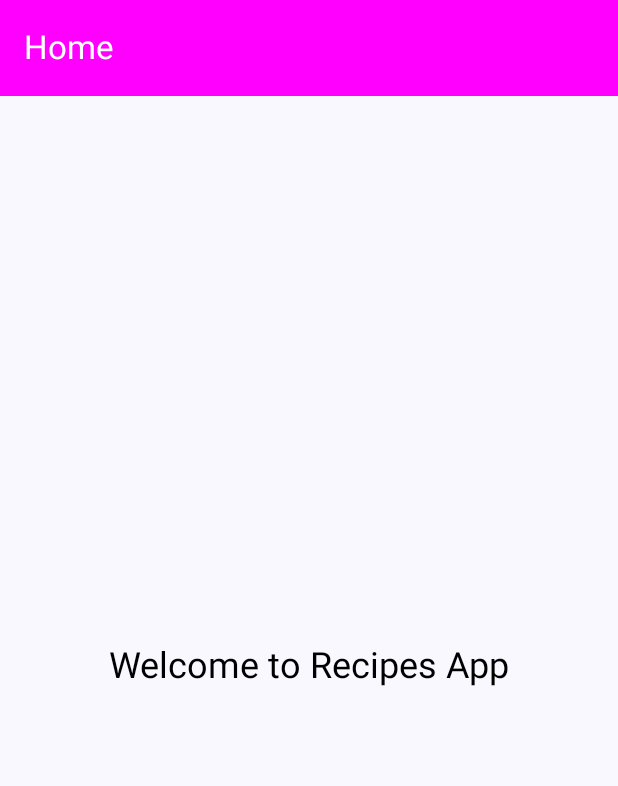
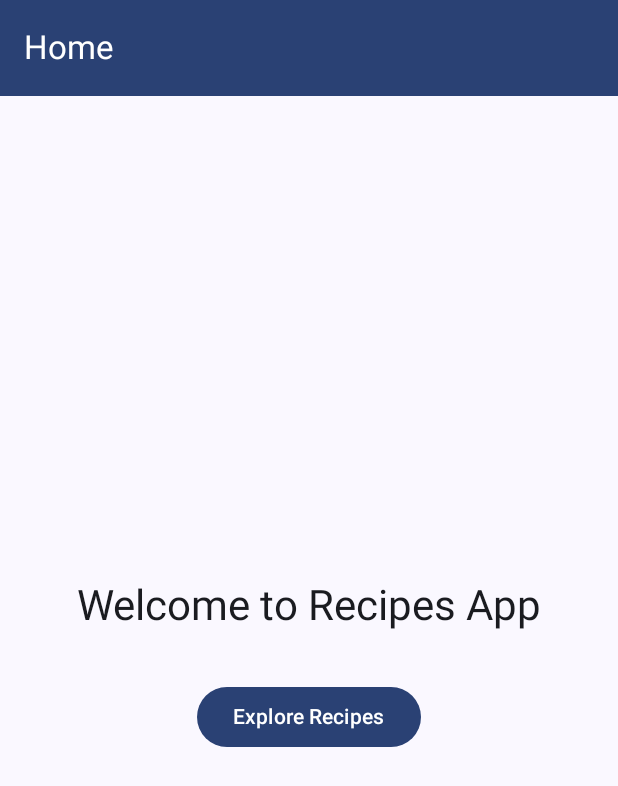
Before and after one commit to gustavoromerocl/RecipesApp, an Android app built with Jetpack Compose: the HomeView screen opened through its navigation route, on a phone screen of 412 x 824 dp. Shown: the top 786 px of the screen. Run offline under Robolectric (Android 15) with nearby library versions, the phone set to English and light mode, and no system bars.

Commit message:
refactor: home view styles has been refactored

```diff
--- a/app/src/main/java/com/example/recipesapp/views/HomeView.kt
+++ b/app/src/main/java/com/example/recipesapp/views/HomeView.kt
@@ -4,7 +4,10 @@ import androidx.compose.foundation.layout.Arrangement
 import androidx.compose.foundation.layout.Column
 import androidx.compose.foundation.layout.fillMaxSize
 import androidx.compose.foundation.layout.padding
+import androidx.compose.material3.Button
+import androidx.compose.material3.ButtonDefaults
 import androidx.compose.material3.ExperimentalMaterial3Api
+import androidx.compose.material3.MaterialTheme
 import androidx.compose.material3.Scaffold
 import androidx.compose.material3.Text
 import androidx.compose.material3.TopAppBar
@@ -13,7 +16,6 @@ import androidx.compose.runtime.Composable
 import androidx.compose.ui.Alignment
 import androidx.compose.ui.Modifier
 import androidx.compose.ui.graphics.Color
-import androidx.compose.ui.tooling.preview.Preview
 import androidx.compose.ui.unit.dp
 import androidx.compose.ui.unit.sp
 import androidx.navigation.NavController
@@ -26,7 +28,7 @@ fun HomeView(navController: NavController) {
             TopAppBar(
                 title = { Text("Home") },
                 colors = topAppBarColors(
-                    containerColor = Color.Magenta,
+                    containerColor = MaterialTheme.colorScheme.primary,
                     titleContentColor = Color.White
                 )
             )
@@ -42,11 +44,25 @@ fun HomeView(navController: NavController) {
             ) {
                 Text(
                     text = "Welcome to Recipes App",
-                    style = androidx.compose.material3.MaterialTheme.typography.headlineMedium.copy(
-                        fontSize = 24.sp
+                    style = MaterialTheme.typography.headlineMedium.copy(
+                        fontSize = 28.sp,
+                        color = MaterialTheme.colorScheme.onBackground
                     ),
-                    color = Color.Black
+                    modifier = Modifier.padding(bottom = 16.dp)
                 )
+
+                Button(
+                    onClick = {
+                        // Acción para navegar o realizar alguna tarea
+                    },
+                    modifier = Modifier.padding(top = 16.dp),
+                    colors = ButtonDefaults.buttonColors(
+                        containerColor = MaterialTheme.colorScheme.primary,
+                        contentColor = Color.White
+                    )
+                ) {
+                    Text("Explore Recipes")
+                }
             }
         }
     )
```
Also changed, not shown: app/src/main/res/drawable/login_icon.png (added).
